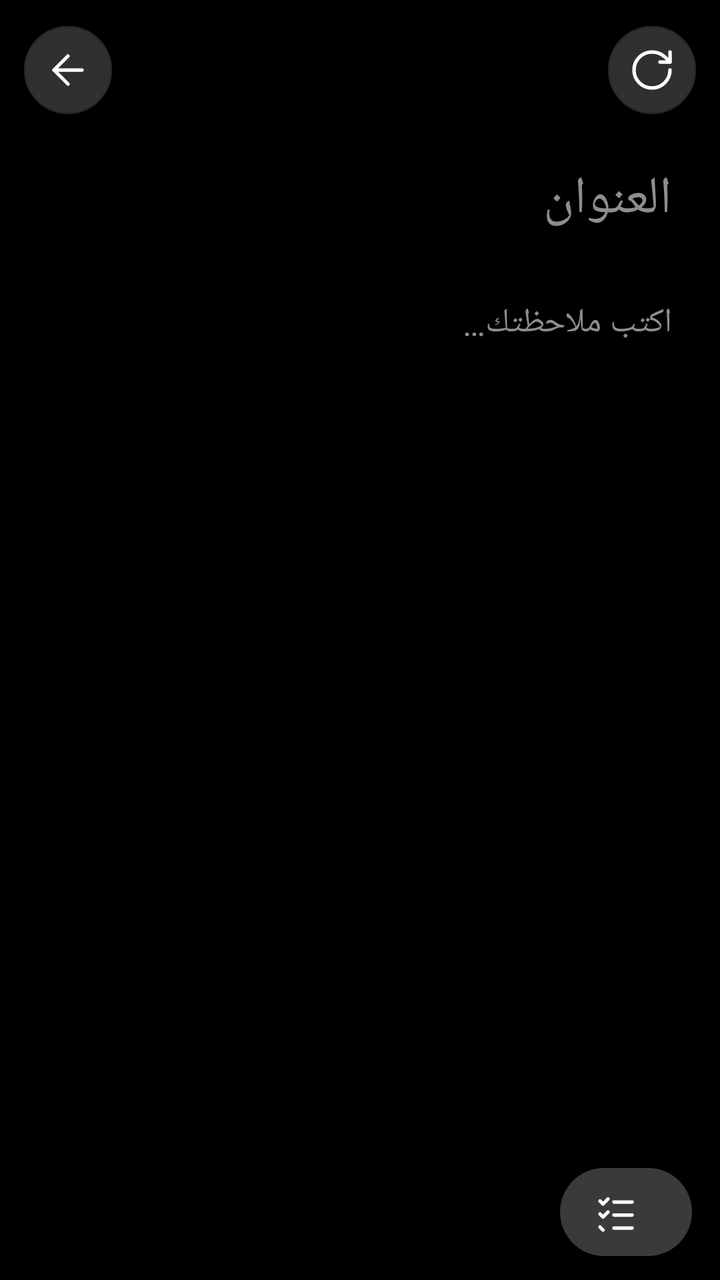
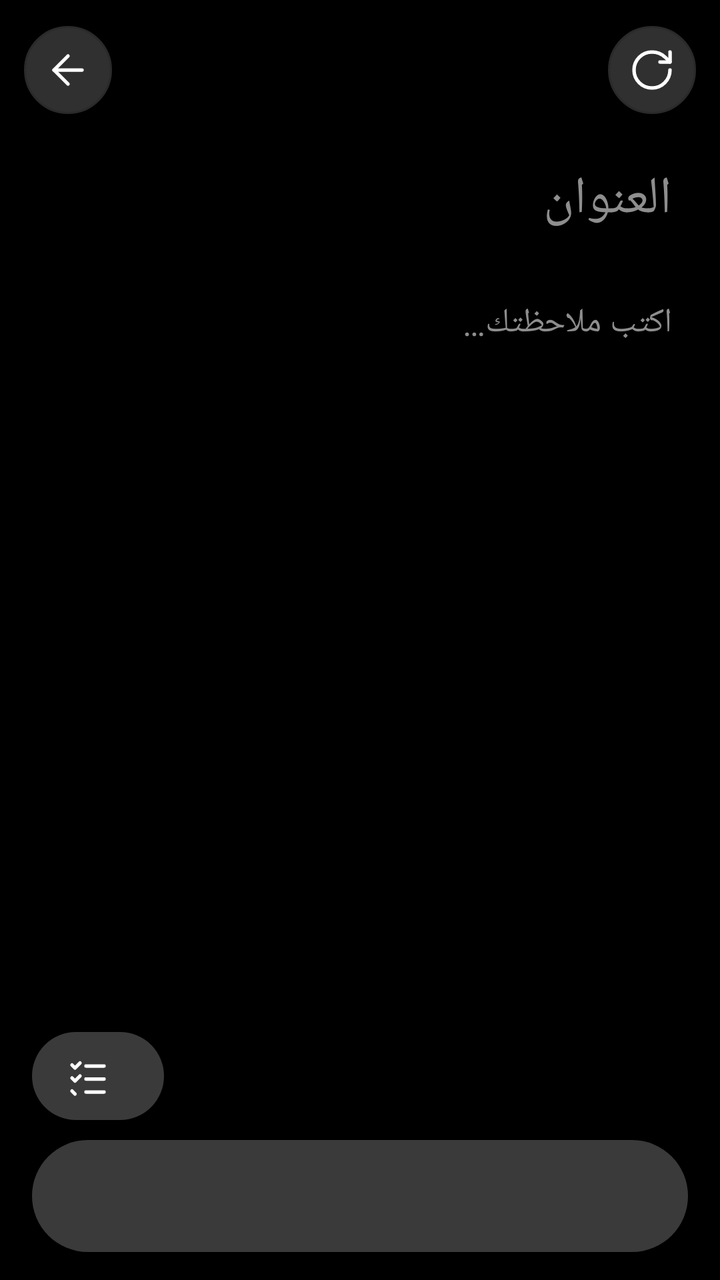

An Android layout rendered at two revisions. The XML below is the earlier revision; the diff shows what the commit changed to produce the second picture.
<!-- AndroidManifest.xml: application theme AppTheme -->
<!-- res/layout/activity_editor.xml -->
<?xml version="1.0" encoding="utf-8"?>
<LinearLayout xmlns:android="http://schemas.android.com/apk/res/android"
    android:id="@+id/root"
    android:layout_width="match_parent"
    android:layout_height="match_parent"
    android:background="?attr/n_bg"
    android:orientation="vertical">

    <include layout="@layout/view_header" />

    <ScrollView
        android:id="@+id/scroll"
        android:layout_width="match_parent"
        android:layout_height="0dp"
        android:layout_weight="1"
        android:clipToPadding="false"
        android:fillViewport="true"
        android:paddingBottom="8dp"
        android:scrollbars="none">

        <LinearLayout
            android:id="@+id/page"
            android:layout_width="match_parent"
            android:layout_height="wrap_content"
            android:minHeight="320dp"
            android:orientation="vertical"
            android:paddingStart="24dp"
            android:paddingTop="8dp"
            android:paddingEnd="24dp"
            android:paddingBottom="16dp">

            <EditText
                android:id="@+id/noteTitle"
                android:layout_width="match_parent"
                android:layout_height="wrap_content"
                android:background="@null"
                android:fontFamily="serif"
                android:hint="@string/title_hint"
                android:importantForAutofill="no"
                android:inputType="textCapSentences|textMultiLine"
                android:maxLines="3"
                android:paddingTop="6dp"
                android:paddingBottom="6dp"
                android:textAlignment="textStart"
                android:textDirection="firstStrong"
                android:textColor="?attr/n_text_primary"
                android:textColorHint="?attr/n_text_hint"
                android:textSize="26sp" />

            <TextView
                android:id="@+id/meta"
                android:layout_width="match_parent"
                android:layout_height="wrap_content"
                android:paddingBottom="10dp"
                android:textAlignment="viewStart"
                android:textColor="?attr/n_text_secondary"
                android:textSize="12sp" />

            <EditText
                android:id="@+id/body"
                android:layout_width="match_parent"
                android:layout_height="wrap_content"
                android:background="@null"
                android:gravity="top|start"
                android:hint="@string/body_hint"
                android:importantForAutofill="no"
                android:inputType="textMultiLine|textCapSentences"
                android:lineSpacingMultiplier="1.2"
                android:minHeight="240dp"
                android:textAlignment="textStart"
                android:textDirection="firstStrong"
                android:textColor="?attr/n_text_primary"
                android:textColorHint="?attr/n_text_hint"
                android:textSize="17sp" />

            <LinearLayout
                android:id="@+id/items"
                android:layout_width="match_parent"
                android:layout_height="wrap_content"
                android:orientation="vertical"
                android:visibility="gone" />

            <TextView
                android:id="@+id/addItem"
                android:layout_width="wrap_content"
                android:layout_height="wrap_content"
                android:drawablePadding="10dp"
                android:drawableStart="@drawable/ic_add"
                android:drawableTint="?attr/n_accent_text"
                android:gravity="center_vertical"
                android:minHeight="48dp"
                android:text="@string/add_item"
                android:textColor="?attr/n_accent_text"
                android:textSize="15sp"
                android:visibility="gone" />
        </LinearLayout>
    </ScrollView>

    <LinearLayout
        android:layout_width="match_parent"
        android:layout_height="wrap_content"
        android:gravity="center_vertical"
        android:orientation="horizontal"
        android:paddingStart="14dp"
        android:paddingTop="6dp"
        android:paddingEnd="14dp"
        android:paddingBottom="12dp">

        <LinearLayout
            android:id="@+id/palette"
            android:layout_width="0dp"
            android:layout_height="wrap_content"
            android:layout_weight="1"
            android:orientation="horizontal" />

        <TextView
            android:id="@+id/btnKind"
            android:layout_width="wrap_content"
            android:layout_height="wrap_content"
            android:layout_marginStart="10dp"
            android:background="@drawable/bg_pill_neutral"
            android:drawablePadding="8dp"
            android:drawableStart="@drawable/ic_checklist"
            android:drawableTint="?attr/n_text_primary"
            android:gravity="center_vertical"
            android:minHeight="44dp"
            android:paddingStart="16dp"
            android:paddingEnd="18dp"
            android:textColor="?attr/n_text_primary"
            android:textSize="14sp" />
    </LinearLayout>
</LinearLayout>
<!-- res/layout/view_header.xml (included above) -->
<?xml version="1.0" encoding="utf-8"?>
<LinearLayout xmlns:android="http://schemas.android.com/apk/res/android"
    xmlns:app="http://schemas.android.com/apk/res-auto"
    android:layout_width="match_parent"
    android:layout_height="wrap_content"
    android:gravity="center_vertical"
    android:minHeight="68dp"
    android:orientation="horizontal"
    android:paddingStart="12dp"
    android:paddingTop="10dp"
    android:paddingEnd="12dp"
    android:paddingBottom="8dp">

    <ImageButton
        android:id="@+id/btnBack"
        style="@style/IconButton"
        android:contentDescription="@string/back"
        android:src="@drawable/ic_back" />

    <LinearLayout
        android:layout_width="0dp"
        android:layout_height="wrap_content"
        android:layout_weight="1"
        android:gravity="center_horizontal"
        android:orientation="vertical"
        android:paddingStart="8dp"
        android:paddingEnd="8dp">

        <TextView
            android:id="@+id/title"
            android:layout_width="match_parent"
            android:layout_height="wrap_content"
            android:ellipsize="end"
            android:fontFamily="serif"
            android:gravity="center"
            android:maxLines="1"
            android:textColor="?attr/n_text_primary"
            android:textSize="20sp"
            app:autoSizeMaxTextSize="20sp"
            app:autoSizeMinTextSize="14sp"
            app:autoSizeStepGranularity="1sp"
            app:autoSizeTextType="uniform" />

        <TextView
            android:id="@+id/subtitle"
            android:layout_width="match_parent"
            android:layout_height="wrap_content"
            android:layout_marginTop="1dp"
            android:ellipsize="middle"
            android:gravity="center"
            android:singleLine="true"
            android:textColor="?attr/n_text_secondary"
            android:textSize="12sp" />
    </LinearLayout>

    <ImageButton
        android:id="@+id/btnA1"
        style="@style/IconButton"
        android:layout_marginEnd="6dp"
        android:visibility="gone" />

    <ImageButton
        android:id="@+id/btnA2"
        style="@style/IconButton"
        android:layout_marginEnd="6dp"
        android:visibility="gone" />

    <ImageButton
        android:id="@+id/btnRefresh"
        style="@style/IconButton"
        android:contentDescription="@string/refresh"
        android:src="@drawable/ic_refresh" />
</LinearLayout>
<!-- resources referenced by this layout -->
<resources>
  <!-- drawable bg_pill_neutral (drawable) -->
  <?xml version="1.0" encoding="utf-8"?>
  <shape xmlns:android="http://schemas.android.com/apk/res/android" android:shape="rectangle">
      <solid android:color="?attr/n_neutral_soft" />
      <corners android:radius="100dp" />
  </shape>
  <!-- drawable ic_add (drawable) -->
  <?xml version="1.0" encoding="utf-8"?>
  <vector xmlns:android="http://schemas.android.com/apk/res/android"
      android:width="24dp"
      android:height="24dp"
      android:autoMirrored="false"
      android:viewportWidth="24"
      android:viewportHeight="24">
      <path
          android:pathData="M5 12h14"
          android:strokeColor="#FF000000"
          android:strokeWidth="1.75"
          android:strokeLineCap="round"
          android:strokeLineJoin="round" />
      <path
          android:pathData="M12 5v14"
          android:strokeColor="#FF000000"
          android:strokeWidth="1.75"
          android:strokeLineCap="round"
          android:strokeLineJoin="round" />
  </vector>
  <!-- drawable ic_back (drawable) -->
  <?xml version="1.0" encoding="utf-8"?>
  <vector xmlns:android="http://schemas.android.com/apk/res/android"
      android:width="24dp"
      android:height="24dp"
      android:autoMirrored="true"
      android:viewportWidth="24"
      android:viewportHeight="24">
      <path
          android:pathData="M19 12H5"
          android:strokeColor="#FF000000"
          android:strokeWidth="1.75"
          android:strokeLineCap="round"
          android:strokeLineJoin="round" />
      <path
          android:pathData="M12 19l-7-7 7-7"
          android:strokeColor="#FF000000"
          android:strokeWidth="1.75"
          android:strokeLineCap="round"
          android:strokeLineJoin="round" />
  </vector>
  <string name="add_item">إضافة عنصر</string>
  <string name="back">رجوع</string>
  <string name="body_hint">اكتب ملاحظتك…</string>
  <string name="refresh">تحديث</string>
  <string name="title_hint">العنوان</string>
  <style name="IconButton">
          <item name="android:layout_width">44dp</item>
          <item name="android:layout_height">44dp</item>
          <item name="android:background">@drawable/bg_icon_btn</item>
          <item name="android:tint">?attr/n_text_primary</item>
          <item name="android:scaleType">center</item>
      </style>
  <style name="AppTheme" parent="Theme.N.Dark.Mono" />
  <!-- drawable bg_icon_btn (drawable) -->
  <?xml version="1.0" encoding="utf-8"?>
  <ripple xmlns:android="http://schemas.android.com/apk/res/android" android:color="?attr/n_ripple">
      <item>
          <shape android:shape="oval">
              <solid android:color="?attr/n_surface" />
              <stroke android:width="1dp" android:color="?attr/n_stroke_soft" />
          </shape>
      </item>
  </ripple>
  <style name="ActivityAnim" parent="@android:style/Animation.Activity">
          <item name="android:activityOpenEnterAnimation">@anim/act_open_enter</item>
          <item name="android:activityOpenExitAnimation">@anim/act_open_exit</item>
          <item name="android:activityCloseEnterAnimation">@anim/act_close_enter</item>
          <item name="android:activityCloseExitAnimation">@anim/act_close_exit</item>
      </style>
  <!-- drawable bg_dialog (drawable) -->
  <?xml version="1.0" encoding="utf-8"?>
  <inset xmlns:android="http://schemas.android.com/apk/res/android"
      android:insetLeft="6dp"
      android:insetTop="6dp"
      android:insetRight="6dp"
      android:insetBottom="6dp">
      <shape android:shape="rectangle">
          <solid android:color="?attr/n_surface" />
          <stroke android:width="1dp" android:color="?attr/n_stroke" />
          <corners android:radius="32dp" />
      </shape>
  </inset>
  <style name="DialogAnim" parent="@android:style/Animation.Dialog">
          <item name="android:windowEnterAnimation">@anim/dlg_in</item>
          <item name="android:windowExitAnimation">@anim/dlg_out</item>
      </style>
  <!-- unchanged entries left out for length: 5 -->
</resources>

<!-- the commit's change to res/layout/activity_editor.xml (unified diff, before → after) -->
@@ -99,25 +99,17 @@
     <LinearLayout
         android:layout_width="match_parent"
         android:layout_height="wrap_content"
-        android:gravity="center_vertical"
-        android:orientation="horizontal"
-        android:paddingStart="14dp"
+        android:orientation="vertical"
+        android:paddingStart="16dp"
         android:paddingTop="6dp"
-        android:paddingEnd="14dp"
-        android:paddingBottom="12dp">
-
-        <LinearLayout
-            android:id="@+id/palette"
-            android:layout_width="0dp"
-            android:layout_height="wrap_content"
-            android:layout_weight="1"
-            android:orientation="horizontal" />
+        android:paddingEnd="16dp"
+        android:paddingBottom="14dp">
 
         <TextView
             android:id="@+id/btnKind"
             android:layout_width="wrap_content"
             android:layout_height="wrap_content"
-            android:layout_marginStart="10dp"
+            android:layout_gravity="start"
             android:background="@drawable/bg_pill_neutral"
             android:drawablePadding="8dp"
             android:drawableStart="@drawable/ic_checklist"
@@ -128,6 +120,19 @@
             android:paddingEnd="18dp"
             android:textColor="?attr/n_text_primary"
             android:textSize="14sp" />
+
+        
+        <LinearLayout
+            android:id="@+id/palette"
+            android:layout_width="match_parent"
+            android:layout_height="wrap_content"
+            android:layout_marginTop="10dp"
+            android:background="@drawable/bg_pill_neutral"
+            android:gravity="center_vertical"
+            android:minHeight="56dp"
+            android:orientation="horizontal"
+            android:paddingStart="8dp"
+            android:paddingEnd="8dp" />
     </LinearLayout>
 </LinearLayout>
 <!-- res/layout/view_header.xml (included above) -->
